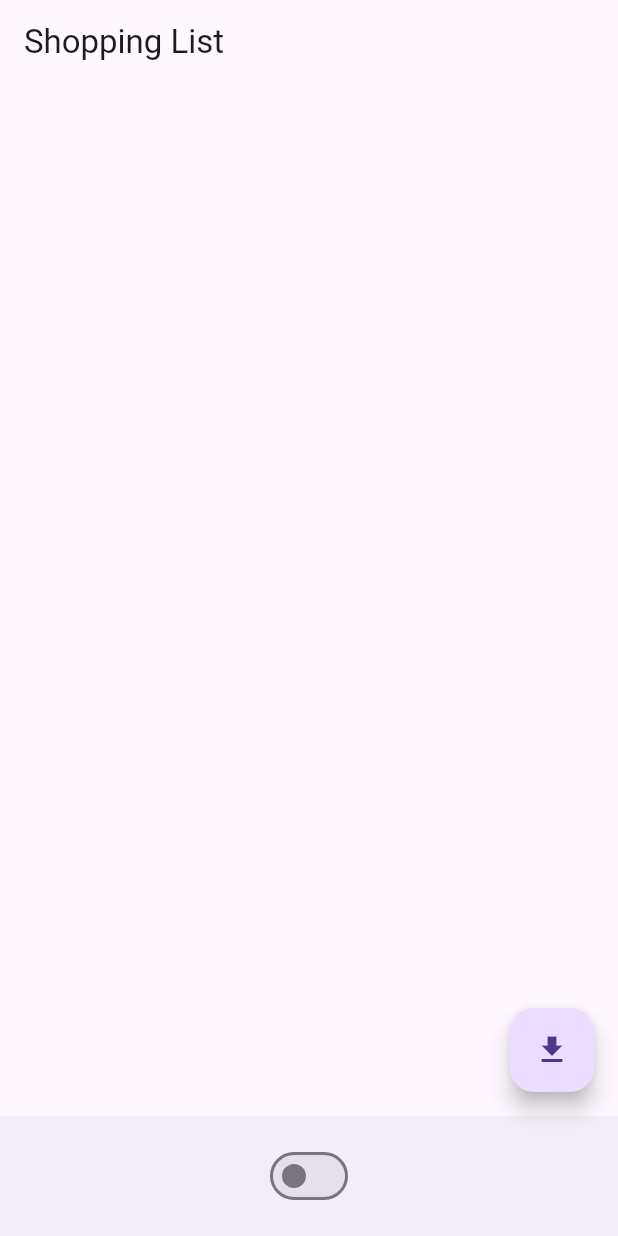
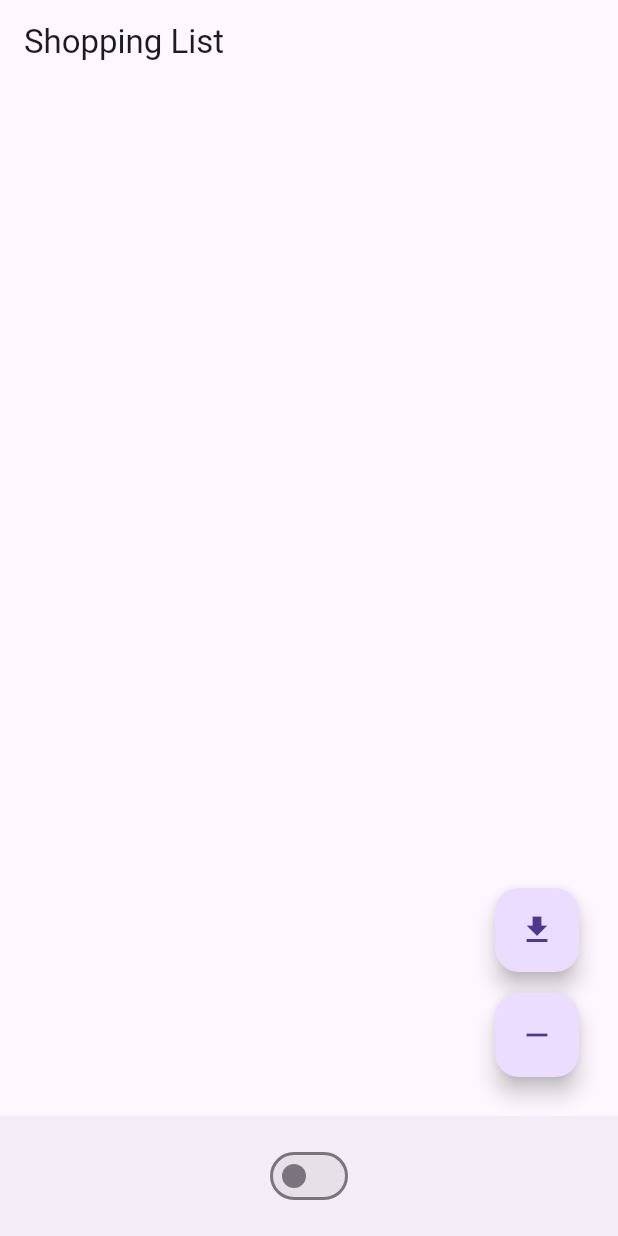
Before and after one commit to leandronsp/cockroach, a Flutter app: the screen it shows after launch, on a phone screen of 412 x 824 dp. Run offline on Flutter 3.47's test engine with Material 3 defaults, Android fonts, the phone set to English and light mode, and no system bars; our stand-ins replace shared_preferences, sqflite; accounts and stored records are empty.

Commit message:
add the items cleanup button

```diff
--- a/lib/main.dart
+++ b/lib/main.dart
@@ -183,6 +183,24 @@ class ItemsDatabase {
 
     onItemsFetched(items);
   }
+
+  Future<void> cleanupItems() async {
+    final db = await openDatabase(
+      join(await getDatabasesPath(), 'items_database.db'),
+      onCreate: (db, version) {
+        return db.execute(
+          'CREATE TABLE items(name TEXT)',
+        );
+      },
+      version: 1,
+    );
+
+    await db.delete('items');
+
+    await db.close();
+
+    onItemsFetched([]);
+  }
 }
 
 class ItemsAPI {
@@ -225,6 +243,24 @@ class MyDownload extends StatelessWidget {
   }
 }
 
+class MyCleanup extends StatelessWidget {
+  const MyCleanup({required this.onItemsFecthed, super.key});
+  final Function(List<String>) onItemsFecthed;
+
+  Future<void> _cleanupData() async {
+    var itemsDatabase = ItemsDatabase(onItemsFetched: onItemsFecthed);
+    itemsDatabase.cleanupItems();
+  }
+
+  @override
+  Widget build(BuildContext context) {
+    return FloatingActionButton(
+      onPressed: _cleanupData,
+      child: const Icon(Icons.remove),
+    );
+  }
+}
+
 class MyApp extends StatefulWidget {
   const MyApp({ super.key });
 
@@ -246,6 +282,12 @@ class _MyAppState extends State<MyApp> {
   }
 
   void _handleItemsFetched(List<String> items) {
+    setState(() {
+      _items = items;
+    });
+  }
+
+  void _handleCleanup(List<String> items) {
     setState(() {
       _items = items;
     });
@@ -295,8 +337,19 @@ class _MyAppState extends State<MyApp> {
         bottomNavigationBar: BottomAppBar(
           child: MySwitch(isDarkMode: _isDarkMode, onSwitch: _handleOnSwitch),
         ),
-        floatingActionButton: MyDownload(
-          onItemsFetched: _handleItemsFetched
+        floatingActionButton: Stack(
+          children: [
+            Positioned(
+              bottom: 80,
+              right: 10,
+              child: MyDownload(onItemsFetched: _handleItemsFetched),
+            ),
+            Positioned(
+              bottom: 10,
+              right: 10,
+              child: MyCleanup(onItemsFecthed: _handleCleanup),
+            ),
+          ],
         ),
       ),
     );
```
